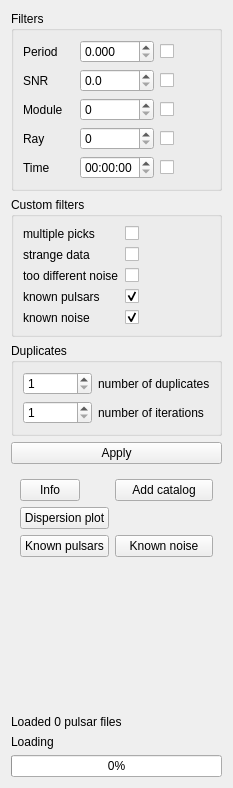
Before: the Qt Designer form src/analytics.ui in vtyulb/BSA-Analytics, drawn with Qt 5.
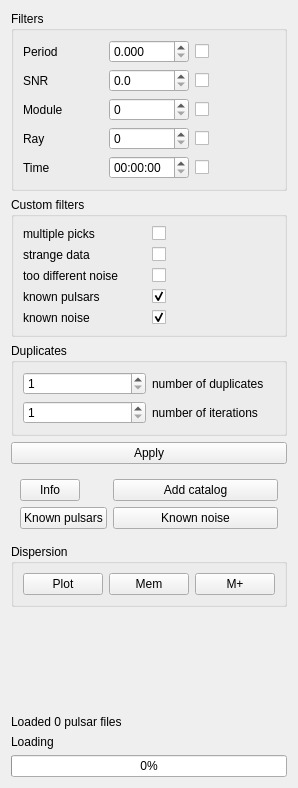
After: the same form once the commit is applied.

Commit message: dispersion plots

Patch:
```diff
--- a/src/analytics.ui
+++ b/src/analytics.ui
@@ -285,27 +285,20 @@
         </property>
        </widget>
       </item>
-      <item row="2" column="1">
+      <item row="1" column="1">
        <widget class="QPushButton" name="knownNoiseButton">
         <property name="text">
          <string>Known noise</string>
         </property>
        </widget>
       </item>
-      <item row="2" column="0">
+      <item row="1" column="0">
        <widget class="QPushButton" name="knownPulsarsButton">
         <property name="text">
          <string>Known pulsars</string>
         </property>
        </widget>
       </item>
-      <item row="1" column="0">
-       <widget class="QPushButton" name="dispersionPlotButton">
-        <property name="text">
-         <string>Dispersion plot</string>
-        </property>
-       </widget>
-      </item>
       <item row="0" column="1">
        <widget class="QPushButton" name="addPulsarCatalog">
         <property name="text">
@@ -316,6 +309,36 @@
      </layout>
     </widget>
    </item>
+   <item>
+    <widget class="QGroupBox" name="groupBox_4">
+     <property name="title">
+      <string>Dispersion</string>
+     </property>
+     <layout class="QHBoxLayout" name="horizontalLayout_2">
+      <item>
+       <widget class="QPushButton" name="dispersionPlotButton">
+        <property name="text">
+         <string>Plot</string>
+        </property>
+       </widget>
+      </item>
+      <item>
+       <widget class="QPushButton" name="dispersionRemember">
+        <property name="text">
+         <string>Mem</string>
+        </property>
+       </widget>
+      </item>
+      <item>
+       <widget class="QPushButton" name="dispersionM">
+        <property name="text">
+         <string>M+</string>
+        </property>
+       </widget>
+      </item>
+     </layout>
+    </widget>
+   </item>
    <item>
     <spacer name="verticalSpacer">
      <property name="orientation">
```
The commit also changes 5 other files.
